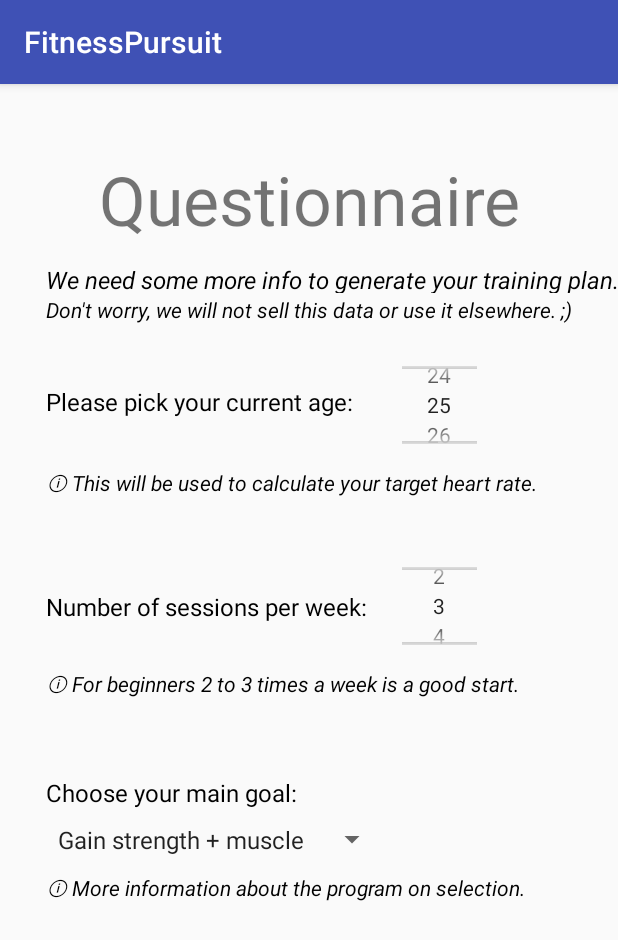
After one commit to widerlich/FitnessPursuit, an Android app: the QuestionnaireActivity screen opened directly, with no data from a screen before it, on a phone screen of 412 x 824 dp. The commit adds this screen. Shown: the top 940 px of the screen. Run offline under Robolectric (Android 15) with nearby library versions, the phone set to English and light mode, and no system bars; 2 statements that could not run were skipped.

Commit message:
Work from yesterday and today moved over from the lab PC and adapted to our settings. Contains QuestionnaireActivity, -layout and resources needed.

```diff
--- a/app/src/main/java/pursuit/fitness/fitnesspursuit/BaseActivity.java
+++ b/app/src/main/java/pursuit/fitness/fitnesspursuit/BaseActivity.java
@@ -29,7 +29,7 @@ abstract class BaseActivity extends AppCompatActivity {
     protected void
     showPopupMessage(String message) {
         Context context = getApplicationContext();
-        int duration = Toast.LENGTH_SHORT;
+        int duration = Toast.LENGTH_LONG;
         Toast toast = Toast.makeText(context, message, duration);
         toast.show();
 
--- a/app/src/main/java/pursuit/fitness/fitnesspursuit/FriendsActivity.java
+++ b/app/src/main/java/pursuit/fitness/fitnesspursuit/FriendsActivity.java
@@ -3,7 +3,7 @@ package pursuit.fitness.fitnesspursuit;
 import android.support.v7.app.AppCompatActivity;
 import android.os.Bundle;
 
-public class FriendsActivity extends AppCompatActivity {
+public class FriendsActivity extends BaseActivity {
 
     @Override
     protected void onCreate(Bundle savedInstanceState) {
--- a/app/src/main/java/pursuit/fitness/fitnesspursuit/HomeActivity.java
+++ b/app/src/main/java/pursuit/fitness/fitnesspursuit/HomeActivity.java
@@ -9,7 +9,7 @@ import android.widget.ImageButton;
 import com.google.firebase.auth.FirebaseAuth;
 import com.google.firebase.auth.FirebaseUser;
 
-public class HomeActivity extends AppCompatActivity {
+public class HomeActivity extends BaseActivity {
 
     FirebaseAuth auth = FirebaseAuth.getInstance();
     FirebaseUser user = auth.getCurrentUser();
--- a/app/src/main/java/pursuit/fitness/fitnesspursuit/MainActivity.java
+++ b/app/src/main/java/pursuit/fitness/fitnesspursuit/MainActivity.java
@@ -19,46 +19,29 @@ import com.google.firebase.auth.FirebaseUser;
 import java.util.Arrays;
 import java.util.List;
 
-public class MainActivity extends AppCompatActivity {
-
-    private final String TAG = "MainActivity";
+public class MainActivity extends BaseActivity {
 
     @Override
     protected void onCreate(Bundle savedInstanceState) {
         super.onCreate(savedInstanceState);
-        setContentView(R.layout.activity_main);
+        checkUser();
+    }
+
+    @Override
+    protected void onStart() {
+        super.onStart();
         onClickSignIn();
     }
 
-    private void
-    showPopupMessage(String message) {
-        Log.e(TAG, message);
-
-
-        Context context = getApplicationContext();
-        int duration = Toast.LENGTH_SHORT;
-        Toast toast = Toast.makeText(context, message, duration);
-        toast.show();
-
-        //SnackBar
-        //CoordinatorLayout coordinatorLayout = findViewById(R.id.coordinator_layout);
-        //Snackbar.make(coordinatorLayout, message, Snackbar.LENGTH_INDEFINITE).show();
-    }
-
-
-
-    FirebaseAuth auth = FirebaseAuth.getInstance();
-    FirebaseUser user = auth.getCurrentUser();
 
     private static final int RC_SIGN_IN = 123;
 
     //private FirebaseAuth auth;
     public void onClickSignIn() {
-        Log.d(TAG, "onClickSignIn");
         if (user != null) {
-            showPopupMessage("already signed in, " + "displayName=" + user.getDisplayName()
-                    + ", " + "email="
-                    + user.getEmail() + ", " + "uuid=" + user.getUid());
+            showPopupMessage("You are signed in!");//, " + "displayName=" + user.getDisplayName()
+                    //+ ", " + "email="
+                    //+ user.getEmail() + ", " + "uuid=" + user.getUid());
         }
         else {
             List<AuthUI.IdpConfig> providers = Arrays.asList(
--- /dev/null
+++ b/app/src/main/java/pursuit/fitness/fitnesspursuit/QuestionnaireActivity.java
@@ -0,0 +1,86 @@
+package pursuit.fitness.fitnesspursuit;
+
+import android.support.v7.app.AppCompatActivity;
+        import android.os.Bundle;
+        import android.view.View;
+        import android.widget.AdapterView;
+        import android.widget.ArrayAdapter;
+        import android.widget.Spinner;
+        import android.widget.NumberPicker;
+        import android.widget.Toast;
+
+public class QuestionnaireActivity extends AppCompatActivity {
+
+    NumberPicker pickerAge;
+    NumberPicker pickerFrequency;
+    Spinner spinnerGoal;
+    int age;
+    int sessions;
+    String [] goals = getResources().getStringArray(R.array.questionnaire_goals);
+    String [] tGoals = getResources().getStringArray(R.array.questionnaire_toasts_goals);
+    String selectedGoal;
+
+    @Override
+    protected void onCreate(Bundle savedInstanceState) {
+        super.onCreate(savedInstanceState);
+        setContentView(R.layout.activity_questionnaire);
+
+        pickerAge = (NumberPicker)findViewById(R.id.numberPickerAge);
+        pickerAge.setMinValue(10);
+        pickerAge.setMaxValue(60);
+        pickerAge.setValue(25);
+        pickerAge.setWrapSelectorWheel(false);
+
+        pickerAge.setOnValueChangedListener(new NumberPicker.OnValueChangeListener() {
+            @Override
+            public void onValueChange(NumberPicker picker, int oldVal, int newVal) {
+                age = newVal;
+            }
+        });
+
+        pickerFrequency = (NumberPicker)findViewById(R.id.numberPickerFrequency);
+        pickerFrequency.setMinValue(1);
+        pickerFrequency.setMaxValue(7);
+        pickerFrequency.setValue(3);
+        pickerFrequency.setWrapSelectorWheel(false);
+
+        pickerFrequency.setOnValueChangedListener(new NumberPicker.OnValueChangeListener() {
+            @Override
+            public void onValueChange(NumberPicker picker, int oldVal, int newVal) {
+                sessions = newVal;
+            }
+        });
+
+        spinnerGoal = (Spinner) findViewById(R.id.spinner_goal);
+        ArrayAdapter<CharSequence> adapter = ArrayAdapter.createFromResource(this,
+                R.array.questionnaire_goals, android.R.layout.simple_spinner_item);
+        adapter.setDropDownViewResource(android.R.layout.simple_spinner_dropdown_item);
+        spinnerGoal.setAdapter(adapter);
+        spinnerGoal.setSelection(0, false);
+
+        spinnerGoal.setOnItemSelectedListener(new AdapterView.OnItemSelectedListener() {
+            @Override
+            public void onItemSelected(AdapterView<?> parent, View view, int position, long id) {
+                String selectedGoal = (String) parent.getItemAtPosition(position);
+
+                //switch (dayOfWeekArg) {
+                //    case "Monday":
+                //        typeOfDay = "Start of work week";
+                //        break;
+
+                if(selectedGoal == goals[0])
+
+                Toast.makeText
+                        (getApplicationContext(), "Selected : " + selectedGoal, Toast.LENGTH_LONG)
+                        .show();
+            }
+
+            @Override
+            public void onNothingSelected(AdapterView<?> parent) {
+
+            }
+        });
+
+    }
+
+}
--- a/app/src/main/java/pursuit/fitness/fitnesspursuit/ScheduleActivity.java
+++ b/app/src/main/java/pursuit/fitness/fitnesspursuit/ScheduleActivity.java
@@ -19,6 +19,8 @@ import com.google.firebase.auth.FirebaseAuth;
 import com.google.firebase.auth.FirebaseUser;
 
 public class ScheduleActivity extends AppCompatActivity {
+
+    public static String USER = "0";
 
     private ListView listView;
     private Toolbar toolbar;
--- a/app/src/main/java/pursuit/fitness/fitnesspursuit/SplashActivity.java
+++ b/app/src/main/java/pursuit/fitness/fitnesspursuit/SplashActivity.java
@@ -8,7 +8,7 @@ import android.view.animation.AnimationUtils;
 import android.widget.ImageView;
 import android.widget.TextView;
 
-public class SplashActivity extends AppCompatActivity {
+public class SplashActivity extends BaseActivity {
 
     private TextView tv;
     private ImageView iv;
@@ -17,17 +17,20 @@ public class SplashActivity extends AppCompatActivity {
     protected void onCreate(Bundle savedInstanceState) {
         super.onCreate(savedInstanceState);
         setContentView(R.layout.activity_splash_screen);
-        tv = (TextView) findViewById(R.id.welcome);
+
+        checkUser();
+
+        //tv = (TextView) findViewById(R.id.welcome);
         iv = (ImageView) findViewById(R.id.logotext);
         Animation splash = AnimationUtils.loadAnimation(this, R.anim.transitionsplash);
-        tv.startAnimation(splash);
+        //tv.startAnimation(splash);
         iv.startAnimation(splash);
 
-        final Intent callMain = new Intent(this, MainActivity:class);
+        final Intent callMain = new Intent(this, MainActivity.class);
         Thread timer = new Thread() {
             public void run() {
                 try {
-                    sleep(2000);
+                    sleep(10000);
                 } catch (InterruptedException e) {
                     e.printStackTrace();
                 } finally {
--- /dev/null
+++ b/app/src/main/res/layout/activity_questionnaire.xml
@@ -0,0 +1,204 @@
+<?xml version="1.0" encoding="utf-8"?>
+<android.support.constraint.ConstraintLayout xmlns:android="http://schemas.android.com/apk/res/android"
+xmlns:app="http://schemas.android.com/apk/res-auto"
+xmlns:tools="http://schemas.android.com/tools"
+android:layout_width="match_parent"
+android:layout_height="match_parent"
+tools:context="pursuit.fitness.fitnesspursuit.QuestionnaireActivity">
+
+<android.support.constraint.Guideline
+    android:id="@+id/guideline"
+    android:layout_width="wrap_content"
+    android:layout_height="wrap_content"
+    android:orientation="horizontal"
+    app:layout_constraintGuide_percent="0.05" />
+
+<android.support.constraint.Guideline
+    android:id="@+id/guideline1"
+    android:layout_width="wrap_content"
+    android:layout_height="wrap_content"
+    android:orientation="vertical"
+    app:layout_constraintGuide_percent="0.65" />
+
+<android.support.constraint.Guideline
+    android:id="@+id/guideline2"
+    android:layout_width="wrap_content"
+    android:layout_height="wrap_content"
+    android:orientation="vertical"
+    app:layout_constraintGuide_percent="0.05" />
+
+<android.support.constraint.Guideline
+    android:id="@+id/guideline3"
+    android:layout_width="wrap_content"
+    android:layout_height="wrap_content"
+    android:orientation="vertical"
+    app:layout_constraintGuide_percent="0.95" />
+
+<android.support.constraint.Guideline
+    android:id="@+id/guideline4"
+    android:layout_width="wrap_content"
+    android:layout_height="wrap_content"
+    android:orientation="horizontal"
+    app:layout_constraintGuide_percent="0.25" />
+
+<TextView
+    android:id="@+id/questionnaire"
+    android:layout_width="wrap_content"
+    android:layout_height="wrap_content"
+    android:layout_marginTop="8dp"
+    android:text="Questionnaire"
+    android:textSize="45sp"
+    app:layout_constraintEnd_toEndOf="parent"
+    app:layout_constraintHorizontal_bias="0.504"
+    app:layout_constraintStart_toStartOf="parent"
+    app:layout_constraintTop_toTopOf="@+id/guideline" />
+
+<TextView
+    android:id="@+id/info_questionnaire"
+    android:layout_width="wrap_content"
+    android:layout_height="20dp"
+    android:layout_gravity="center"
+    android:layout_marginStart="10dp"
+    android:layout_marginLeft="10dp"
+    android:layout_marginTop="12dp"
+    android:text="@string/questionnaire_info_general"
+    android:textColor="@android:color/black"
+    android:textSize="16sp"
+    android:textStyle="italic"
+    app:layout_constraintStart_toStartOf="@+id/guideline2"
+    app:layout_constraintTop_toBottomOf="@+id/questionnaire" />
+
+<TextView
+    android:id="@+id/data_safety"
+    android:layout_width="wrap_content"
+    android:layout_height="40dp"
+    android:layout_gravity="center"
+    android:layout_marginStart="10dp"
+    android:layout_marginLeft="10dp"
+    android:layout_marginTop="1dp"
+    android:text="@string/questionnaire_data_safety"
+    android:textColor="@android:color/black"
+    android:textSize="14sp"
+    android:textStyle="italic"
+    app:layout_constraintStart_toStartOf="@+id/guideline2"
+    app:layout_constraintTop_toBottomOf="@+id/info_questionnaire" />
+
+<TextView
+    android:id="@+id/age"
+    android:layout_width="wrap_content"
+    android:layout_height="21dp"
+    android:layout_marginStart="10dp"
+    android:layout_marginLeft="10dp"
+    android:layout_marginTop="20dp"
+    android:text="@string/questionnaire_age"
+    android:textColor="@android:color/black"
+    android:textSize="16sp"
+    app:layout_constraintStart_toStartOf="@+id/guideline2"
+    app:layout_constraintTop_toBottomOf="@+id/data_safety" />
+
+<NumberPicker
+    android:id="@+id/numberPickerAge"
+    android:layout_width="50sp"
+    android:layout_height="60sp"
+    android:layout_marginTop="5dp"
+    android:scaleX="1"
+    android:scaleY="1"
+    android:textSize="22dp"
+    app:layout_constraintBottom_toBottomOf="@+id/age"
+    app:layout_constraintStart_toEndOf="@+id/guideline1"
+    app:layout_constraintTop_toTopOf="@+id/age" />
+
+<TextView
+    android:id="@+id/info_age"
+    android:layout_width="wrap_content"
+    android:layout_height="21dp"
+    android:layout_marginStart="10dp"
+    android:layout_marginLeft="10dp"
+    android:layout_marginTop="12dp"
+    android:text="@string/questionnaire_info_age"
+    android:textColor="@android:color/black"
+    android:textSize="14sp"
+    android:textStyle="italic"
+    app:layout_constraintStart_toStartOf="@+id/guideline2"
+    app:layout_constraintTop_toBottomOf="@+id/numberPickerAge" />
+
+<TextView
+    android:id="@+id/frequency"
+    android:layout_width="wrap_content"
+    android:layout_height="21dp"
+    android:layout_marginStart="10dp"
+    android:layout_marginLeft="10dp"
+    android:layout_marginTop="60dp"
+    android:text="@string/questionnaire_frequency"
+    android:textColor="@android:color/black"
+    android:textSize="16sp"
+    app:layout_constraintStart_toEndOf="@+id/info_age"
+    app:layout_constraintStart_toStartOf="@+id/guideline2"
+    app:layout_constraintTop_toBottomOf="@+id/info_age" />
+
+<NumberPicker
+    android:id="@+id/numberPickerFrequency"
+    android:layout_width="50sp"
+    android:layout_height="60sp"
+    android:scaleX="1"
+    android:scaleY="1"
+    android:textSize="22dp"
+    app:layout_constraintBottom_toBottomOf="@+id/frequency"
+    app:layout_constraintStart_toEndOf="@+id/guideline1"
+    app:layout_constraintTop_toTopOf="@+id/frequency" />
+
+<TextView
+    android:id="@+id/info_frequency"
+    android:layout_width="wrap_content"
+    android:layout_height="21dp"
+    android:layout_marginStart="10dp"
+    android:layout_marginLeft="10dp"
+    android:layout_marginTop="12dp"
+    android:text="@string/questionnaire_info_frequency"
+    android:textColor="@android:color/black"
+    android:textSize="14sp"
+    android:textStyle="italic"
+    app:layout_constraintStart_toStartOf="@+id/guideline2"
+    app:layout_constraintTop_toBottomOf="@+id/numberPickerFrequency" />
+
+<TextView
+    android:id="@+id/goal"
+    android:layout_width="wrap_content"
+    android:layout_height="21dp"
+    android:layout_marginStart="10dp"
+    android:layout_marginLeft="10dp"
+    android:layout_marginTop="50dp"
+    android:text="@string/questionnaire_program"
+    android:textColor="@android:color/black"
+    android:textSize="16sp"
+    app:layout_constraintStart_toStartOf="@+id/guideline2"
+    app:layout_constraintTop_toBottomOf="@+id/info_frequency" />
+
+<Spinner
+    android:id="@+id/spinner_goal"
+    android:layout_width="wrap_content"
+    android:layout_height="21dp"
+    android:layout_marginStart="10dp"
+    android:layout_marginLeft="10dp"
+    android:layout_marginTop="10dp"
+    app:layout_constraintStart_toStartOf="@+id/guideline2"
+    app:layout_constraintTop_toBottomOf="@+id/goal" />
+
+<TextView
+    android:id="@+id/info_goal"
+    android:layout_width="wrap_content"
+    android:layout_height="21dp"
+    android:layout_marginStart="10dp"
+    android:layout_marginLeft="10dp"
+    android:layout_marginTop="12dp"
+    android:text="@string/questionnaire_info_goals"
+    android:textColor="@android:color/black"
+    android:textSize="14sp"
+    android:textStyle="italic"
+    app:layout_constraintStart_toStartOf="@+id/guideline2"
+    app:layout_constraintTop_toBottomOf="@+id/spinner_goal" />
+
+
+
+
+</android.support.constraint.ConstraintLayout>
--- a/app/src/main/res/layout/activity_splash_screen.xml
+++ b/app/src/main/res/layout/activity_splash_screen.xml
@@ -16,21 +16,10 @@
 
         <ImageView
             android:id="@+id/logotext"
-            android:layout_width="200dp"
-            android:layout_height="201dp"
-            android:layout_gravity="center"
-            android:src="@drawable/logo_text_transparent" />
-
-        <TextView
-            android:id="@+id/welcome"
             android:layout_width="wrap_content"
             android:layout_height="wrap_content"
-            android:layout_marginTop="100dp"
-            android:text="Welcome"
-            android:textAlignment="center"
-            android:textColor="@color/whiteSplash"
-            android:textSize="34sp"
-            android:textStyle="bold" />
+            android:layout_gravity="center"
+            android:src="@drawable/logo_text_transparent1" />
 
 
     </LinearLayout>
--- /dev/null
+++ b/app/src/main/res/values/splashstyle.xml
@@ -0,0 +1,11 @@
+<?xml version="1.0" encoding="utf-8"?>
+
+<resources>
+
+<style name="SplashTheme" parent="Theme.AppCompat.NoActionBar">
+    <item name="colorPrimary">@color/colorPrimary</item>
+    <item name="colorPrimaryDark">@color/colorPrimaryDark</item>
+    <item name="colorAccent">@color/colorAccent</item>
+</style>
+
+</resources>
--- a/app/src/main/res/values/strings.xml
+++ b/app/src/main/res/values/strings.xml
@@ -36,4 +36,28 @@
     </string>
     <string name="title_activity_week">WeekActivity</string>
 
+    <string name="questionnaire_info_general">We need some more info to generate your training plan.</string>
+    <string name="questionnaire_data_safety">Don\'t worry, we will not sell this data or use it elsewhere. ;)</string>
+    <string name="questionnaire_age">Please pick your current age:</string>
+    <string name="questionnaire_frequency">Number of sessions per week:</string>
+    <string name="questionnaire_info_age">ⓘ  This will be used to calculate your target heart rate.</string>
+    <string name="questionnaire_info_frequency">ⓘ For beginners 2 to 3 times a week is a good start.</string>
+    <string name="questionnaire_program">Choose your main goal:</string>
+    <string name="questionnaire_info_goals">ⓘ More information about the program on selection.</string>
+    <string-array name="questionnaire_goals">
+        <item>Gain strength + muscle</item>
+        <item>Improve stamina</item>
+        <item>Do my own sport</item>
+        <item>Lose weight</item>
+        <item>Increase health</item>
+    </string-array>
+
+    <string-array name="questionnaire_toasts_goals">
+        <item>This program will focus on weightlifting and strength training.</item>item>
+        <item>In this regime we will focus on endurance exercises like running or cycling.</item>
+        <item>You will have plenty of time for doing your own sport with this selection and we'll spice it up with some strength and endurance exercises.</item>
+        <item>This is a mix of strength and endurance, focusing on weightloss.</item>
+        <item>BLABLABLA</item>
+    </string-array>
+
 </resources>
```
Also changed, not shown: app/src/main/AndroidManifest.xml (+11 -1 lines), app/build.gradle (line endings or trailing spaces).
